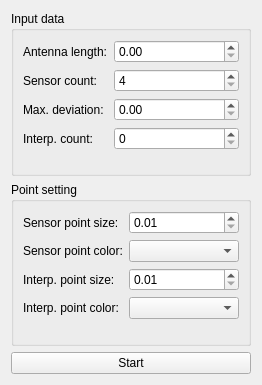
Old version of the form controllPanel.ui in the repository DimonPopov/PopovDS_9304_GraduateWork.
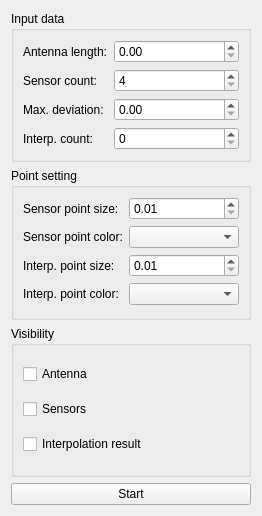
New version of the form.

Commit message: delete trash proxy and add visibility checkBoxes

What changed in the file:
```diff
--- a/controllPanel.ui
+++ b/controllPanel.ui
@@ -7,7 +7,7 @@
     <x>0</x>
     <y>0</y>
     <width>262</width>
-    <height>385</height>
+    <height>516</height>
    </rect>
   </property>
   <property name="windowTitle">
@@ -149,6 +149,36 @@
      </layout>
     </widget>
    </item>
+   <item>
+    <widget class="QGroupBox" name="groupBox_3">
+     <property name="title">
+      <string>Visibility</string>
+     </property>
+     <layout class="QVBoxLayout" name="verticalLayout_2">
+      <item>
+       <widget class="QCheckBox" name="antennaVisibilityCheck">
+        <property name="text">
+         <string>Antenna</string>
+        </property>
+       </widget>
+      </item>
+      <item>
+       <widget class="QCheckBox" name="sensorsVisibilityCheck">
+        <property name="text">
+         <string>Sensors</string>
+        </property>
+       </widget>
+      </item>
+      <item>
+       <widget class="QCheckBox" name="interpolationVisibilityCheck">
+        <property name="text">
+         <string>Interpolation result</string>
+        </property>
+       </widget>
+      </item>
+     </layout>
+    </widget>
+   </item>
    <item>
     <widget class="QPushButton" name="startStopButton">
      <property name="text">
```
The commit also changes 4 other files.
